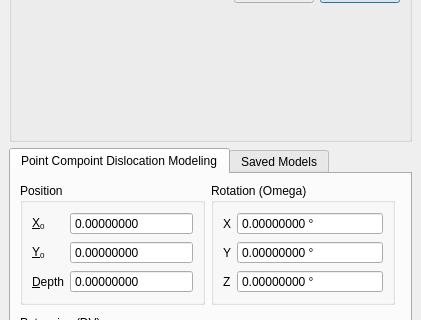
Before: the Qt Designer form PCDMWidget.ui in kateyy/geohazardvis_modeling_pCDM, drawn with Qt 5; both pictures show x 0 to 421 and y 142 to 462 of the 421 by 633 pixel window.
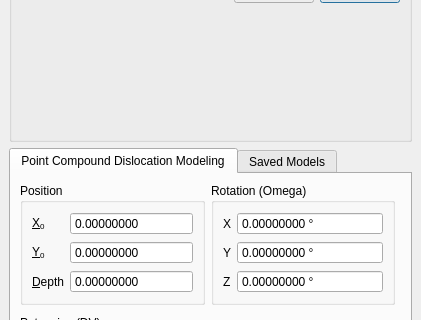
After: the same form once the commit is applied. Custom widgets are drawn as their Qt base class.

```diff
--- a/PCDMWidget.ui
+++ b/PCDMWidget.ui
@@ -287,7 +287,7 @@
         </sizepolicy>
        </property>
        <attribute name="title">
-        <string>Point Compoint Dislocation Modeling</string>
+        <string>Point Compound Dislocation Modeling</string>
        </attribute>
        <layout class="QGridLayout" name="gridLayout_6">
         <item row="1" column="1">
```
